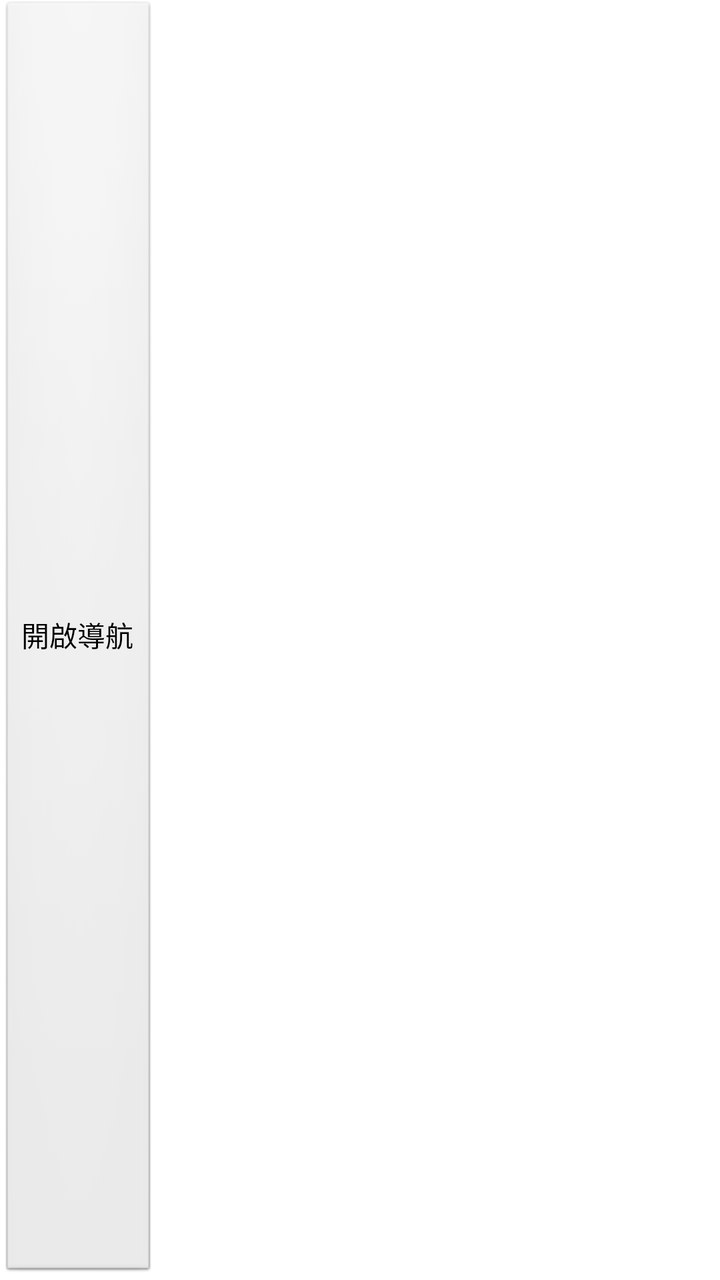
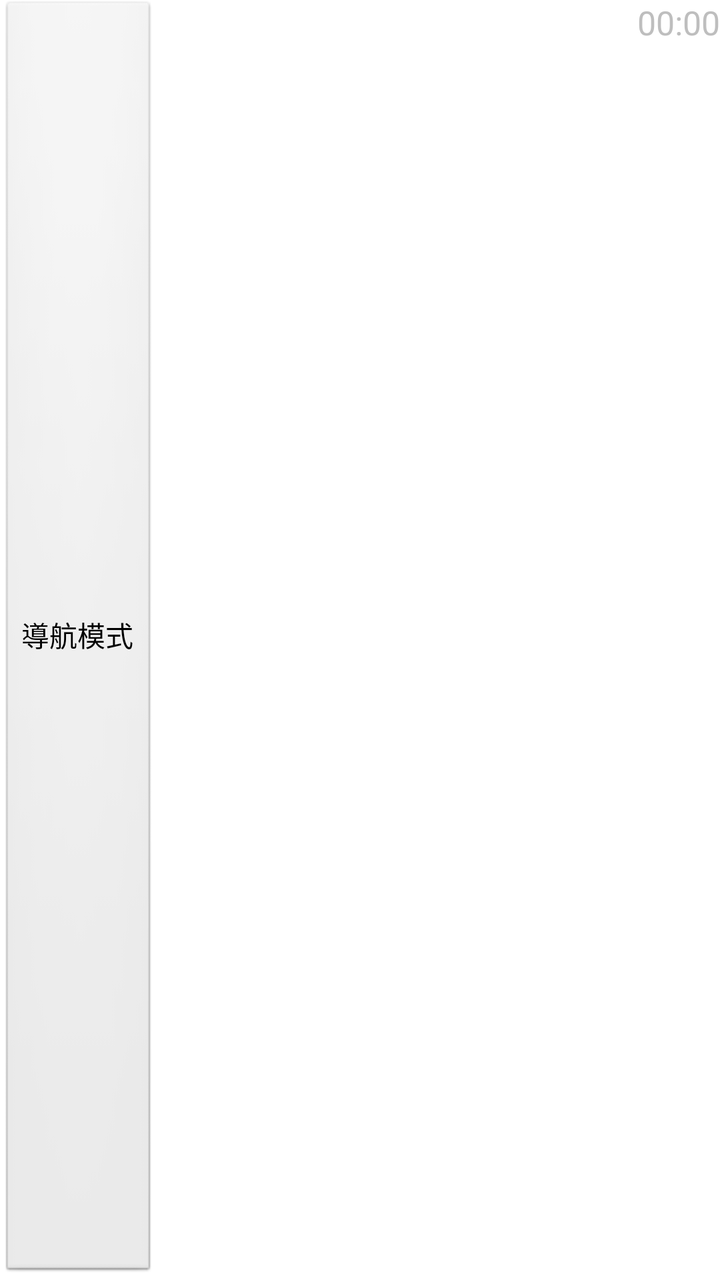

Screens rendered from an Android XML layout before and after an edit, with the pre-edit source and the edit as a unified diff.
<!-- AndroidManifest.xml: application theme test -->
<!-- res/layout/title.xml -->
<RelativeLayout xmlns:android="http://schemas.android.com/apk/res/android"
    xmlns:tools="http://schemas.android.com/tools"
    android:layout_width="fill_parent"
    android:layout_height="fill_parent"
    android:orientation="horizontal" >

    <Button
        android:id="@+id/btnRotate"
        android:layout_width="wrap_content"
        android:layout_height="fill_parent"
        android:layout_alignParentTop="true"
        android:text="@string/rotate_start" />

</RelativeLayout>
<!-- resources referenced by this layout -->
<resources>
  <string name="rotate_start">開啟導航</string>
  <style name="test" parent="android:Theme.Translucent">
  	     <item name="android:windowTitleSize">50dp</item>
  	     <item name="android:windowTitleBackgroundStyle">@style/CustomWindowTitleBackground</item>
  	</style>
  <style name="CustomWindowTitleBackground">
         <item name="android:background">#F8696969</item>
  	</style>
</resources>

<!-- the commit's change to res/layout/title.xml (unified diff, before → after) -->
@@ -11,4 +11,13 @@
         android:layout_alignParentTop="true"
         android:text="@string/rotate_start" />
 
+    <TextView
+        android:id="@+id/txtTimer"
+        android:layout_width="wrap_content"
+        android:layout_height="wrap_content"
+        android:layout_alignParentRight="true"
+        android:layout_alignParentTop="true"
+        android:text="00:00"
+        android:textSize="50px" />
+
 </RelativeLayout>
<!-- resource entries referenced after the edit -->
@@ -1,6 +1,6 @@
 <!-- resources referenced by this layout -->
 <resources>
-  <string name="rotate_start">開啟導航</string>
+  <string name="rotate_start">導航模式</string>
   <style name="test" parent="android:Theme.Translucent">
   	     <item name="android:windowTitleSize">50dp</item>
   	     <item name="android:windowTitleBackgroundStyle">@style/CustomWindowTitleBackground</item>
